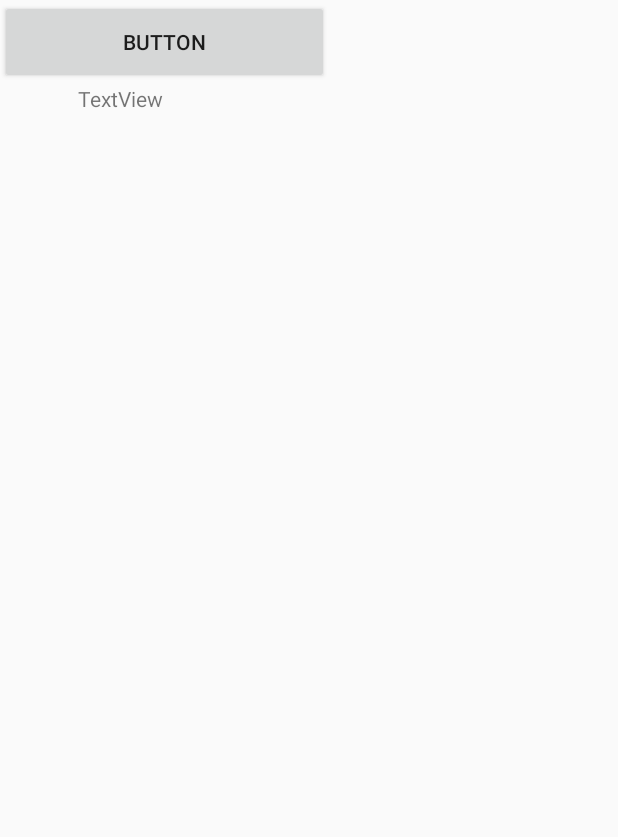
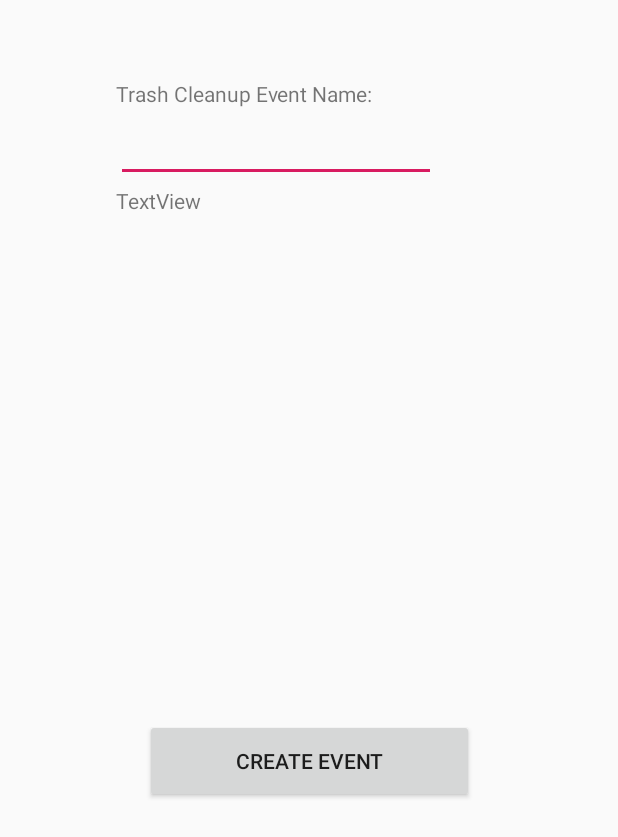
Before and after one commit to Bobtron/Tidey, an Android app: the layout activity_createevent.xml on its own in the app's theme, with its tools: preview values and no code run, on a phone screen of 412 x 824 dp. Shown: the top 837 px of the screen. Run offline under Robolectric (Android 15) with nearby library versions, the phone set to English and light mode, and no system bars.

Commit message:
create event work

```diff
--- a/TrashyRedditApp/app/src/main/AndroidManifest.xml
+++ b/TrashyRedditApp/app/src/main/AndroidManifest.xml
@@ -39,6 +39,9 @@
             android:value="@string/google_maps_key" />
 
         <activity
+            android:name=".CreateEventActivity"
+            android:label="@string/title_create_event"/>
+        <activity
             android:name=".MapsActivity"
             android:label="@string/title_activity_maps" />
         <activity
--- a/TrashyRedditApp/app/src/main/res/layout/activity_createevent.xml
+++ b/TrashyRedditApp/app/src/main/res/layout/activity_createevent.xml
@@ -10,10 +10,9 @@
         android:id="@+id/loc"
         android:layout_width="257dp"
         android:layout_height="66dp"
-        android:layout_marginTop="56dp"
+        android:layout_marginTop="124dp"
         android:text="TextView"
         app:layout_constraintEnd_toEndOf="parent"
-        app:layout_constraintHorizontal_bias="0.337"
         app:layout_constraintStart_toStartOf="parent"
         app:layout_constraintTop_toTopOf="parent" />
 
@@ -21,7 +20,32 @@
         android:id="@+id/create"
         android:layout_width="219dp"
         android:layout_height="56dp"
-        android:text="Button"
-        tools:layout_editor_absoluteX="90dp"
-        tools:layout_editor_absoluteY="543dp" />
+        android:text="Create Event"
+        app:layout_constraintBottom_toBottomOf="parent"
+        app:layout_constraintEnd_toEndOf="parent"
+        app:layout_constraintStart_toStartOf="parent"
+        app:layout_constraintTop_toBottomOf="@+id/loc" />
+
+    <TextView
+        android:id="@+id/textView"
+        android:layout_width="wrap_content"
+        android:layout_height="wrap_content"
+        android:text="Trash Cleanup Event Name:"
+        app:layout_constraintBottom_toTopOf="@+id/loc"
+        app:layout_constraintStart_toStartOf="@+id/loc"
+        app:layout_constraintTop_toTopOf="parent" />
+
+    <EditText
+        android:id="@+id/editTextEventName"
+        android:layout_width="wrap_content"
+        android:layout_height="wrap_content"
+        android:layout_marginTop="4dp"
+        android:ems="10"
+        android:inputType="textPersonName"
+        app:layout_constraintBottom_toTopOf="@+id/loc"
+        app:layout_constraintEnd_toEndOf="@+id/textView"
+        app:layout_constraintHorizontal_bias="0.0"
+        app:layout_constraintStart_toStartOf="@+id/textView"
+        app:layout_constraintTop_toBottomOf="@+id/textView"
+        app:layout_constraintVertical_bias="0.0" />
 </androidx.constraintlayout.widget.ConstraintLayout>
--- a/TrashyRedditApp/app/src/main/res/values/strings.xml
+++ b/TrashyRedditApp/app/src/main/res/values/strings.xml
@@ -11,6 +11,7 @@
     <string name="title_search">Search</string>
     <string name="title_notifications">Notifications</string>
     <string name="title_profile">Profile</string>
+    <string name="title_create_event">Create Event</string>
 
     <!-- TODO: Remove or change this placeholder text -->
     <string name="hello_blank_fragment">Hello blank fragment</string>
```
Also changed, not shown: TrashyRedditApp/app/src/main/java/edu/hacksc/trashyredditapp/CreateEventActivity.java (+16 -8 lines), TrashyRedditApp/app/src/main/java/edu/hacksc/trashyredditapp/MapsActivity.java (+33 -14 lines).
